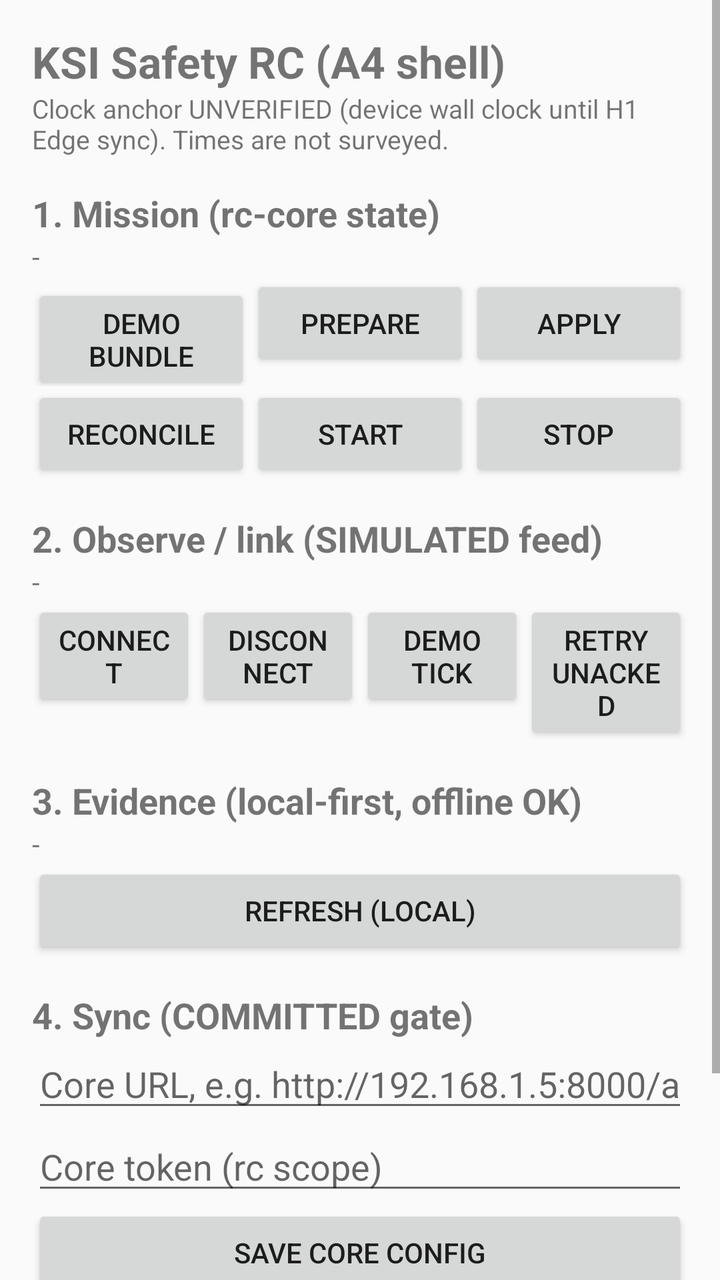
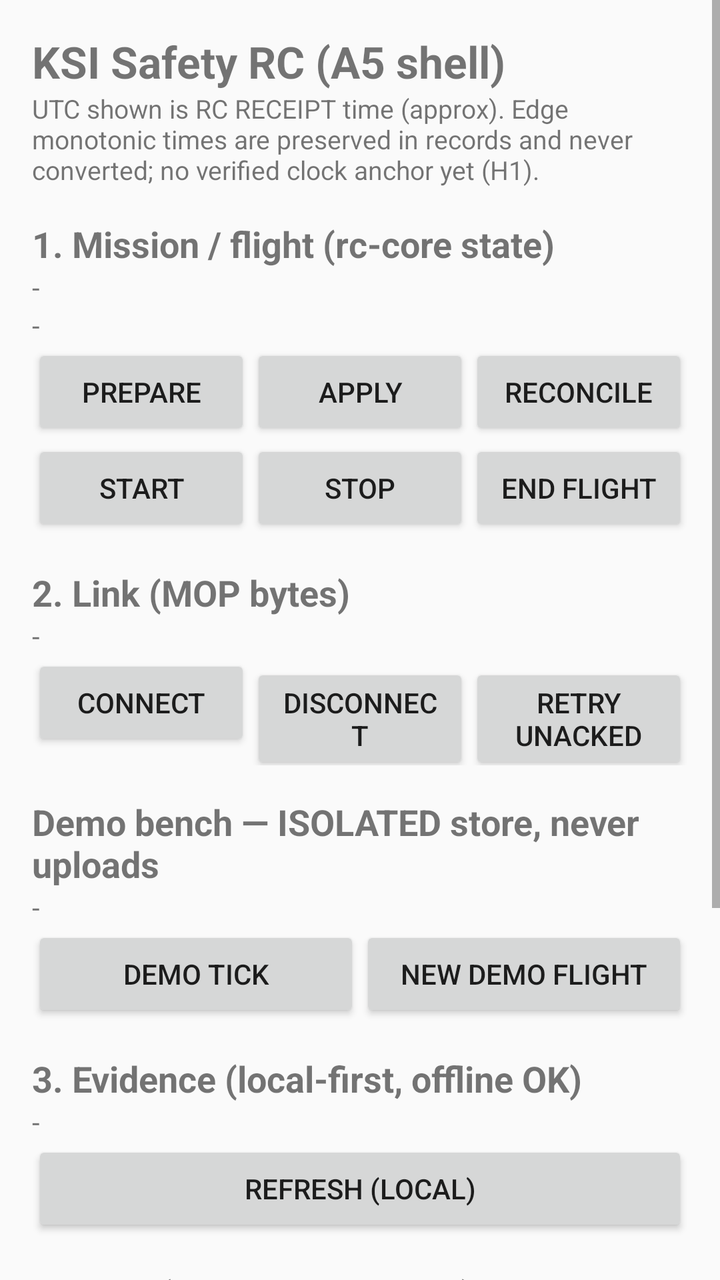

Compare the two renders of this Android layout. The source of the first and the diff that turns it into the second are given below.
<!-- AndroidManifest.xml: application theme Theme.KsiRc -->
<!-- res/layout/activity_main.xml -->
<?xml version="1.0" encoding="utf-8"?>
<ScrollView xmlns:android="http://schemas.android.com/apk/res/android"
    android:layout_width="match_parent"
    android:layout_height="match_parent">

    <LinearLayout
        android:layout_width="match_parent"
        android:layout_height="wrap_content"
        android:orientation="vertical"
        android:padding="16dp">

        <TextView
            android:layout_width="match_parent"
            android:layout_height="wrap_content"
            android:text="@string/app_name"
            android:textSize="22sp"
            android:textStyle="bold" />

        <TextView
            android:id="@+id/tvClockNote"
            android:layout_width="match_parent"
            android:layout_height="wrap_content"
            android:text="@string/clock_unverified"
            android:textSize="13sp" />

        
        <TextView
            android:layout_width="match_parent"
            android:layout_height="wrap_content"
            android:text="@string/section_mission"
            android:textSize="18sp"
            android:textStyle="bold"
            android:paddingTop="16dp" />

        <TextView
            android:id="@+id/tvMission"
            android:layout_width="match_parent"
            android:layout_height="wrap_content"
            android:text="-"
            android:textSize="14sp" />

        <LinearLayout
            android:layout_width="match_parent"
            android:layout_height="wrap_content"
            android:orientation="horizontal">
            <Button
                android:id="@+id/btnDemoBundle"
                android:layout_width="0dp"
                android:layout_height="wrap_content"
                android:layout_weight="1"
                android:text="@string/btn_demo_bundle" />
            <Button
                android:id="@+id/btnPrepare"
                android:layout_width="0dp"
                android:layout_height="wrap_content"
                android:layout_weight="1"
                android:text="@string/btn_prepare" />
            <Button
                android:id="@+id/btnApply"
                android:layout_width="0dp"
                android:layout_height="wrap_content"
                android:layout_weight="1"
                android:text="@string/btn_apply" />
        </LinearLayout>
        <LinearLayout
            android:layout_width="match_parent"
            android:layout_height="wrap_content"
            android:orientation="horizontal">
            <Button
                android:id="@+id/btnReconcile"
                android:layout_width="0dp"
                android:layout_height="wrap_content"
                android:layout_weight="1"
                android:text="@string/btn_reconcile" />
            <Button
                android:id="@+id/btnStart"
                android:layout_width="0dp"
                android:layout_height="wrap_content"
                android:layout_weight="1"
                android:text="@string/btn_start" />
            <Button
                android:id="@+id/btnStop"
                android:layout_width="0dp"
                android:layout_height="wrap_content"
                android:layout_weight="1"
                android:text="@string/btn_stop" />
        </LinearLayout>

        
        <TextView
            android:layout_width="match_parent"
            android:layout_height="wrap_content"
            android:text="@string/section_observe"
            android:textSize="18sp"
            android:textStyle="bold"
            android:paddingTop="16dp" />

        <TextView
            android:id="@+id/tvLink"
            android:layout_width="match_parent"
            android:layout_height="wrap_content"
            android:text="-"
            android:textSize="14sp" />

        <LinearLayout
            android:layout_width="match_parent"
            android:layout_height="wrap_content"
            android:orientation="horizontal">
            <Button
                android:id="@+id/btnConnect"
                android:layout_width="0dp"
                android:layout_height="wrap_content"
                android:layout_weight="1"
                android:text="@string/btn_connect" />
            <Button
                android:id="@+id/btnDisconnect"
                android:layout_width="0dp"
                android:layout_height="wrap_content"
                android:layout_weight="1"
                android:text="@string/btn_disconnect" />
            <Button
                android:id="@+id/btnDemoTick"
                android:layout_width="0dp"
                android:layout_height="wrap_content"
                android:layout_weight="1"
                android:text="@string/btn_demo_tick" />
            <Button
                android:id="@+id/btnRetry"
                android:layout_width="0dp"
                android:layout_height="wrap_content"
                android:layout_weight="1"
                android:text="@string/btn_retry" />
        </LinearLayout>

        
        <TextView
            android:layout_width="match_parent"
            android:layout_height="wrap_content"
            android:text="@string/section_evidence"
            android:textSize="18sp"
            android:textStyle="bold"
            android:paddingTop="16dp" />

        <TextView
            android:id="@+id/tvEvidence"
            android:layout_width="match_parent"
            android:layout_height="wrap_content"
            android:text="-"
            android:textSize="14sp" />

        <Button
            android:id="@+id/btnRefreshEvidence"
            android:layout_width="match_parent"
            android:layout_height="wrap_content"
            android:text="@string/btn_refresh_evidence" />

        
        <TextView
            android:layout_width="match_parent"
            android:layout_height="wrap_content"
            android:text="@string/section_sync"
            android:textSize="18sp"
            android:textStyle="bold"
            android:paddingTop="16dp" />

        <EditText
            android:id="@+id/etCoreUrl"
            android:layout_width="match_parent"
            android:layout_height="wrap_content"
            android:hint="@string/hint_core_url"
            android:inputType="textUri" />

        <EditText
            android:id="@+id/etCoreToken"
            android:layout_width="match_parent"
            android:layout_height="wrap_content"
            android:hint="@string/hint_core_token"
            android:inputType="textPassword" />

        <Button
            android:id="@+id/btnSaveCore"
            android:layout_width="match_parent"
            android:layout_height="wrap_content"
            android:text="@string/btn_save_core" />

        <TextView
            android:id="@+id/tvSync"
            android:layout_width="match_parent"
            android:layout_height="wrap_content"
            android:text="-"
            android:textSize="14sp" />

        <LinearLayout
            android:layout_width="match_parent"
            android:layout_height="wrap_content"
            android:orientation="horizontal">
            <Button
                android:id="@+id/btnUpload"
                android:layout_width="0dp"
                android:layout_height="wrap_content"
                android:layout_weight="1"
                android:text="@string/btn_upload" />
            <Button
                android:id="@+id/btnServerState"
                android:layout_width="0dp"
                android:layout_height="wrap_content"
                android:layout_weight="1"
                android:text="@string/btn_server_state" />
        </LinearLayout>

        <TextView
            android:id="@+id/tvError"
            android:layout_width="match_parent"
            android:layout_height="wrap_content"
            android:text=""
            android:textSize="13sp"
            android:paddingTop="12dp" />
    </LinearLayout>
</ScrollView>
<!-- resources referenced by this layout -->
<resources>
  <string name="app_name">KSI Safety RC (A4 shell)</string>
  <string name="btn_apply">Apply</string>
  <string name="btn_connect">Connect</string>
  <string name="btn_demo_bundle">Demo bundle</string>
  <string name="btn_demo_tick">Demo tick</string>
  <string name="btn_disconnect">Disconnect</string>
  <string name="btn_prepare">Prepare</string>
  <string name="btn_reconcile">Reconcile</string>
  <string name="btn_refresh_evidence">Refresh (local)</string>
  <string name="btn_retry">Retry unacked</string>
  <string name="btn_save_core">Save Core config</string>
  <string name="btn_server_state">Server state</string>
  <string name="btn_start">Start</string>
  <string name="btn_stop">Stop</string>
  <string name="btn_upload">Upload now</string>
  <string name="clock_unverified">Clock anchor UNVERIFIED (device wall clock until H1 Edge sync). Times are not surveyed.</string>
  <string name="hint_core_token">Core token (rc scope)</string>
  <string name="hint_core_url">Core URL, e.g. http://192.168.1.5:8000/api/v1/edge</string>
  <string name="section_evidence">3. Evidence (local-first, offline OK)</string>
  <string name="section_mission">1. Mission (rc-core state)</string>
  <string name="section_observe">2. Observe / link (SIMULATED feed)</string>
  <string name="section_sync">4. Sync (COMMITTED gate)</string>
  <style name="Theme.KsiRc" parent="Theme.AppCompat.Light.NoActionBar">
      </style>
</resources>

<!-- the commit's change to res/layout/activity_main.xml (unified diff, before → after) -->
@@ -39,16 +39,17 @@
             android:text="-"
             android:textSize="14sp" />
 
-        <LinearLayout
-            android:layout_width="match_parent"
-            android:layout_height="wrap_content"
-            android:orientation="horizontal">
-            <Button
-                android:id="@+id/btnDemoBundle"
-                android:layout_width="0dp"
-                android:layout_height="wrap_content"
-                android:layout_weight="1"
-                android:text="@string/btn_demo_bundle" />
+        <TextView
+            android:id="@+id/tvFlight"
+            android:layout_width="match_parent"
+            android:layout_height="wrap_content"
+            android:text="-"
+            android:textSize="14sp" />
+
+        <LinearLayout
+            android:layout_width="match_parent"
+            android:layout_height="wrap_content"
+            android:orientation="horizontal">
             <Button
                 android:id="@+id/btnPrepare"
                 android:layout_width="0dp"
@@ -61,17 +62,17 @@
                 android:layout_height="wrap_content"
                 android:layout_weight="1"
                 android:text="@string/btn_apply" />
-        </LinearLayout>
-        <LinearLayout
-            android:layout_width="match_parent"
-            android:layout_height="wrap_content"
-            android:orientation="horizontal">
             <Button
                 android:id="@+id/btnReconcile"
                 android:layout_width="0dp"
                 android:layout_height="wrap_content"
                 android:layout_weight="1"
                 android:text="@string/btn_reconcile" />
+        </LinearLayout>
+        <LinearLayout
+            android:layout_width="match_parent"
+            android:layout_height="wrap_content"
+            android:orientation="horizontal">
             <Button
                 android:id="@+id/btnStart"
                 android:layout_width="0dp"
@@ -84,6 +85,12 @@
                 android:layout_height="wrap_content"
                 android:layout_weight="1"
                 android:text="@string/btn_stop" />
+            <Button
+                android:id="@+id/btnEndFlight"
+                android:layout_width="0dp"
+                android:layout_height="wrap_content"
+                android:layout_weight="1"
+                android:text="@string/btn_end_flight" />
         </LinearLayout>
 
         
@@ -119,17 +126,45 @@
                 android:layout_weight="1"
                 android:text="@string/btn_disconnect" />
             <Button
+                android:id="@+id/btnRetry"
+                android:layout_width="0dp"
+                android:layout_height="wrap_content"
+                android:layout_weight="1"
+                android:text="@string/btn_retry" />
+        </LinearLayout>
+
+        
+        <TextView
+            android:layout_width="match_parent"
+            android:layout_height="wrap_content"
+            android:text="@string/section_demo"
+            android:textSize="18sp"
+            android:textStyle="bold"
+            android:paddingTop="16dp" />
+
+        <TextView
+            android:id="@+id/tvDemo"
+            android:layout_width="match_parent"
+            android:layout_height="wrap_content"
+            android:text="-"
+            android:textSize="14sp" />
+
+        <LinearLayout
+            android:layout_width="match_parent"
+            android:layout_height="wrap_content"
+            android:orientation="horizontal">
+            <Button
                 android:id="@+id/btnDemoTick"
                 android:layout_width="0dp"
                 android:layout_height="wrap_content"
                 android:layout_weight="1"
                 android:text="@string/btn_demo_tick" />
             <Button
-                android:id="@+id/btnRetry"
-                android:layout_width="0dp"
-                android:layout_height="wrap_content"
-                android:layout_weight="1"
-                android:text="@string/btn_retry" />
+                android:id="@+id/btnDemoNewFlight"
+                android:layout_width="0dp"
+                android:layout_height="wrap_content"
+                android:layout_weight="1"
+                android:text="@string/btn_demo_new_flight" />
         </LinearLayout>
 
         
<!-- resource entries referenced after the edit -->
@@ -1,11 +1,12 @@
 <!-- resources referenced by this layout -->
 <resources>
-  <string name="app_name">KSI Safety RC (A4 shell)</string>
+  <string name="app_name">KSI Safety RC (A5 shell)</string>
   <string name="btn_apply">Apply</string>
   <string name="btn_connect">Connect</string>
-  <string name="btn_demo_bundle">Demo bundle</string>
+  <string name="btn_demo_new_flight">New demo flight</string>
   <string name="btn_demo_tick">Demo tick</string>
   <string name="btn_disconnect">Disconnect</string>
+  <string name="btn_end_flight">End flight</string>
   <string name="btn_prepare">Prepare</string>
   <string name="btn_reconcile">Reconcile</string>
   <string name="btn_refresh_evidence">Refresh (local)</string>
@@ -15,12 +16,13 @@
   <string name="btn_start">Start</string>
   <string name="btn_stop">Stop</string>
   <string name="btn_upload">Upload now</string>
-  <string name="clock_unverified">Clock anchor UNVERIFIED (device wall clock until H1 Edge sync). Times are not surveyed.</string>
+  <string name="clock_unverified">UTC shown is RC RECEIPT time (approx). Edge monotonic times are preserved in records and never converted; no verified clock anchor yet (H1).</string>
   <string name="hint_core_token">Core token (rc scope)</string>
   <string name="hint_core_url">Core URL, e.g. http://192.168.1.5:8000/api/v1/edge</string>
+  <string name="section_demo">Demo bench — ISOLATED store, never uploads</string>
   <string name="section_evidence">3. Evidence (local-first, offline OK)</string>
-  <string name="section_mission">1. Mission (rc-core state)</string>
-  <string name="section_observe">2. Observe / link (SIMULATED feed)</string>
+  <string name="section_mission">1. Mission / flight (rc-core state)</string>
+  <string name="section_observe">2. Link (MOP bytes)</string>
   <string name="section_sync">4. Sync (COMMITTED gate)</string>
   <style name="Theme.KsiRc" parent="Theme.AppCompat.Light.NoActionBar">
       </style>
